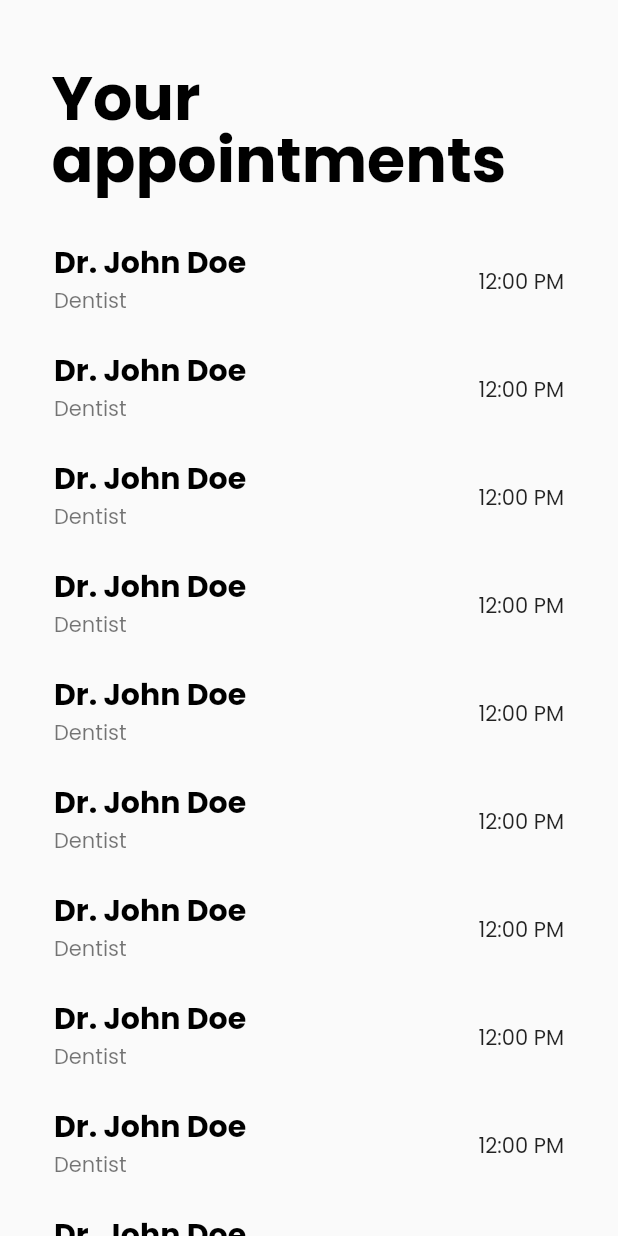
After one commit to ishajasani/Tech-Twins, a Flutter app: the PatientAppointments screen opened directly, on a phone screen of 412 x 824 dp. The commit adds this screen. Run offline on Flutter 3.47's test engine with Material 2 defaults, Android fonts, the phone set to English and light mode, and no system bars; our stand-ins replace auto_size_text, blurrycontainer, date_time_picker, file_picker, fluttertoast, google_fonts and 2 more; missing offline and left inert: web3dart; accounts and stored records are empty; network calls fail; project files that could hold a hidden picture were left out.

Commit message:
pata nai kya kiya

```diff
--- /dev/null
+++ b/techie_twins/lib/mobile/pages/appointments/patient_appointments.dart
@@ -0,0 +1,56 @@
+import 'package:flutter/material.dart';
+
+class PatientAppointments extends StatefulWidget {
+  const PatientAppointments({super.key});
+
+  @override
+  State<PatientAppointments> createState() => _PatientAppointmentsState();
+}
+
+class _PatientAppointmentsState extends State<PatientAppointments> {
+  @override
+  Widget build(BuildContext context) {
+    return Scaffold(
+        body: Container(
+      margin: const EdgeInsets.symmetric(horizontal: 20),
+      child: SingleChildScrollView(
+        physics: const BouncingScrollPhysics(),
+        child: Column(
+          children: [
+            const SizedBox(
+              height: 50,
+            ),
+            SizedBox(
+                width: MediaQuery.of(context).size.width / 1.2,
+                child: Text(
+                  "Your appointments",
+                  style: TextStyle(
+                      height: 1,
+                      color: Colors.black,
+                      fontWeight: FontWeight.bold,
+                      fontSize: MediaQuery.of(context).size.width / 10),
+                )),
+            const SizedBox(
+              height: 20,
+            ),
+            ListView.builder(
+                physics: const BouncingScrollPhysics(),
+                shrinkWrap: true,
+                itemCount: 10,
+                itemBuilder: (context, index) {
+                  return const ListTile(
+                    title: Text("Dr. John Doe",
+                        style: TextStyle(
+                            fontSize: 20,
+                            color: Colors.black,
+                            fontWeight: FontWeight.bold)),
+                    subtitle: Text("Dentist"),
+                    trailing: Text("12:00 PM"),
+                  );
+                })
+          ],
+        ),
+      ),
+    ));
+  }
+}
--- a/techie_twins/lib/mobile/pages/profile/paitent_profile.dart
+++ b/techie_twins/lib/mobile/pages/profile/paitent_profile.dart
@@ -5,6 +5,7 @@ import 'package:techie_twins/config/contract_linking/patient_contract_linking.da
 import 'package:techie_twins/config/walletservice.dart';
 import 'package:techie_twins/constants.dart';
 import 'package:techie_twins/main.dart';
+import 'package:techie_twins/mobile/pages/appointments/patient_appointments.dart';
 import 'package:techie_twins/mobile/pages/profile/edit_details.dart';
 import 'package:techie_twins/mobile/pages/profile/wallet_profile.dart';
 import 'package:web3dart/web3dart.dart';
@@ -258,6 +259,7 @@ class _PaitentProfileState extends State<PaitentProfile> {
                               child: Text(
                                 "Your health records",
                                 style: TextStyle(
+                                  height: 1,
                                     fontSize:
                                         MediaQuery.of(context).size.width / 15,
                                     color: Colors.white,
@@ -266,7 +268,9 @@ class _PaitentProfileState extends State<PaitentProfile> {
                             ),
                           ),
                         ),
-                        Container(
+                        InkWell(
+                          onTap: ()=> Navigator.push(context, MaterialPageRoute(builder: (context)=> const PatientAppointments())),
+                          child: Container(
                             width: MediaQuery.of(context).size.width / 2,
                             height: MediaQuery.of(context).size.height / 6,
                             decoration: BoxDecoration(
@@ -279,10 +283,12 @@ class _PaitentProfileState extends State<PaitentProfile> {
                                 child: Text(
                                   "Your appointments",
                                   style: TextStyle(
+                                    height: 1,
                                       fontSize:
                                           MediaQuery.of(context).size.width / 17,
                                       color: Colors.white,
                                       fontWeight: FontWeight.bold),
+                                ),
                               ),
                             ),
                           ),
```
Lines whose indentation alone changed are shown as unchanged.
